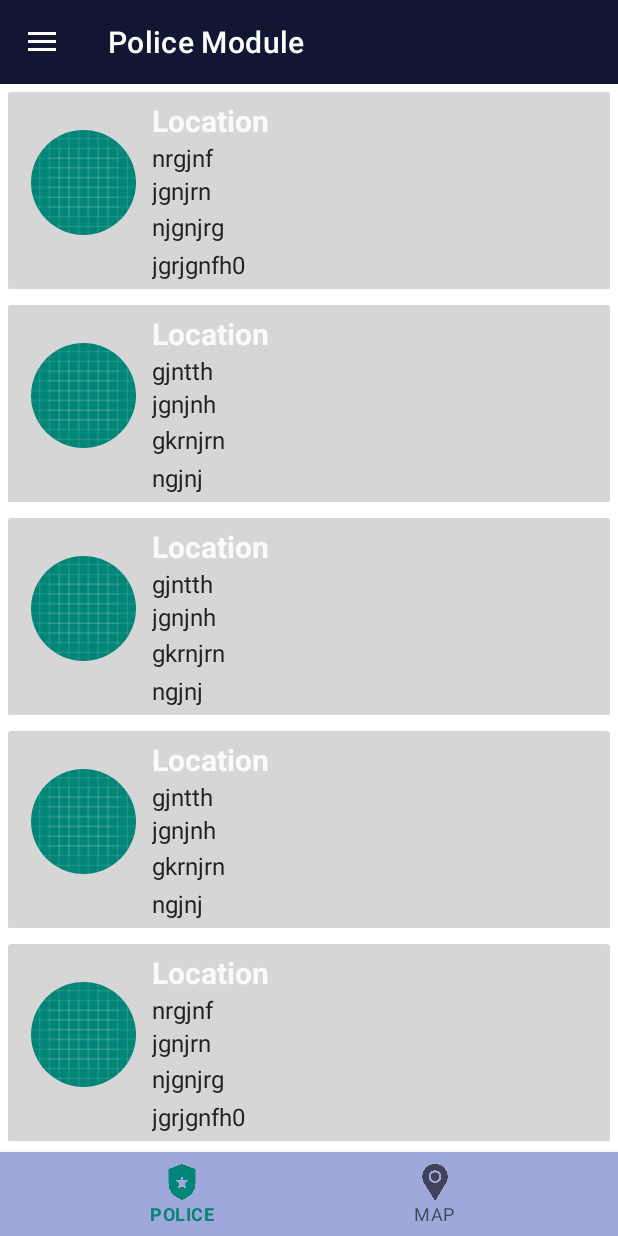
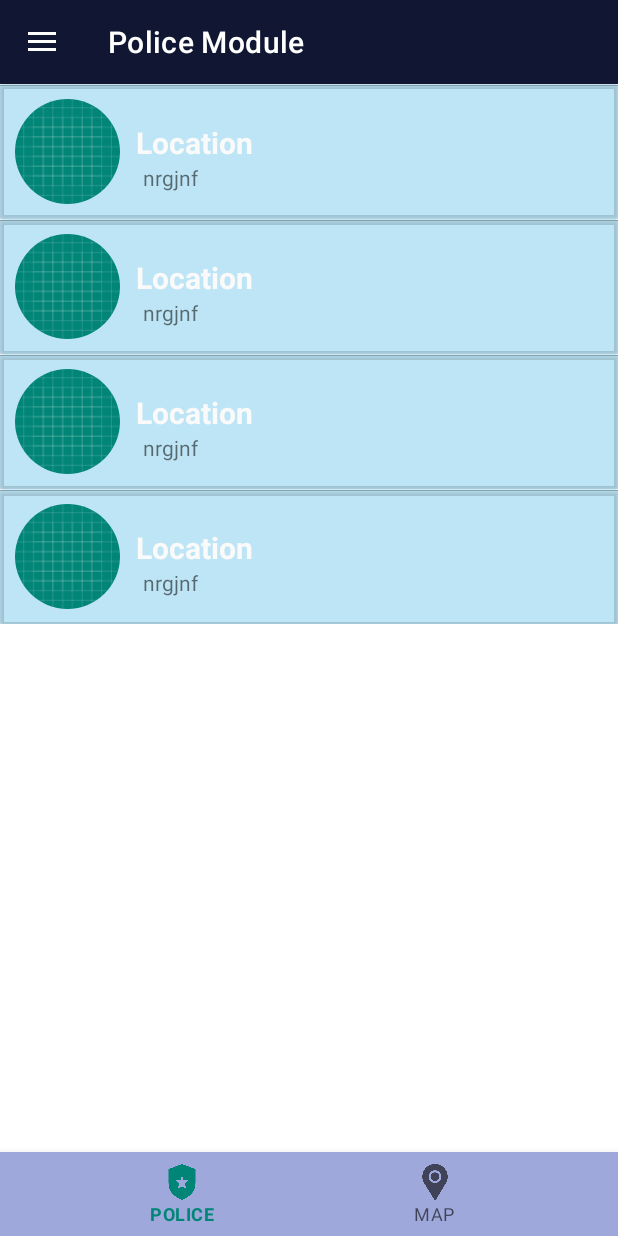
Before and after one commit to Nanduag0/Police_Module2, an Android app: the Police_fragment screen opened directly, with no data from a screen before it, on a phone screen of 412 x 824 dp. Run offline under Robolectric (Android 15) with nearby library versions, the phone set to English and light mode, and no system bars; our stand-ins replace ButterKnife, Firebase (no records; nobody signed in at launch, a user with empty details on screens opened directly); plain views replace CircularImageView.

Commit message:
minute changes in ui

```diff
--- a/app/src/main/java/com/example/policemodule/PoliceAdapter.java
+++ b/app/src/main/java/com/example/policemodule/PoliceAdapter.java
@@ -35,9 +35,6 @@ public class PoliceAdapter extends RecyclerView.Adapter<PoliceAdapter.ViewHolder
     {
         holder.stationimage.setImageResource(info.get(position).getImage());
         holder.location.setText(info.get(position).getLocation());
-        holder.policestation.setText(info.get(position).getPolicestation());
-        holder.police_address.setText(info.get(position).getAddress());
-        holder.phoneno.setText(info.get(position).getPhno());
 
 
     }
@@ -56,12 +53,7 @@ public class PoliceAdapter extends RecyclerView.Adapter<PoliceAdapter.ViewHolder
         ImageView stationimage;
         @BindView(R.id.police_frag_tv_locationplace)
         TextView location;
-        @BindView(R.id.police_frag_policestation_name)
-        TextView policestation;
-        @BindView(R.id.police_frag_police_address)
-        TextView police_address;
-        @BindView(R.id.police_frag_tv_phoneno)
-        TextView  phoneno;
+
 
         public ViewHolder(@NonNull View itemView) {
             super(itemView);
--- a/app/src/main/java/com/example/policemodule/login/LoginActivity.java
+++ b/app/src/main/java/com/example/policemodule/login/LoginActivity.java
@@ -57,31 +57,33 @@ public class LoginActivity extends AppCompatActivity {
         login.setOnClickListener(new View.OnClickListener() {
             @Override
             public void onClick(View v) {
-                String emailId = email.getText().toString();
-                String pwd = password.getText().toString();
-                if (TextUtils.isEmpty(emailId)) {
-                    Toast.makeText(LoginActivity.this, "Plese enter valid email", Toast.LENGTH_SHORT).show();
-                }
-                if (TextUtils.isEmpty(pwd)) {
-                    Toast.makeText(LoginActivity.this, "Please enter valid password", Toast.LENGTH_SHORT).show();
-                }
-                firebaseAuth.signInWithEmailAndPassword(emailId, pwd)
-                        .addOnCompleteListener(LoginActivity.this, new OnCompleteListener<AuthResult>() {
-                            @Override
-                            public void onComplete(@NonNull Task<AuthResult> task) {
-                                if (task.isSuccessful()) {
-                                    Intent intent = new Intent(LoginActivity.this, MainActivity.class);
-                                    intent.addFlags(Intent.FLAG_ACTIVITY_CLEAR_TASK | Intent.FLAG_ACTIVITY_CLEAR_TASK);
-                                    startActivity(intent);
-                                    finish();
-                                } else {
-                                    //Intent intent = new Intent(LoginActivity.this, MainActivity.class);//will be commented out
-                                   // startActivity(intent);//will be commented out
-                                    Toast.makeText(getApplicationContext(), task.getException().getMessage(), Toast.LENGTH_SHORT).show();
-                                }
-                            }
-
-                        });
+//                String emailId = email.getText().toString();
+//                String pwd = password.getText().toString();
+//                if (TextUtils.isEmpty(emailId)) {
+//                    Toast.makeText(LoginActivity.this, "Plese enter valid email", Toast.LENGTH_SHORT).show();
+//                }
+//                if (TextUtils.isEmpty(pwd)) {
+//                    Toast.makeText(LoginActivity.this, "Please enter valid password", Toast.LENGTH_SHORT).show();
+//                }
+//                firebaseAuth.signInWithEmailAndPassword(emailId, pwd)
+//                        .addOnCompleteListener(LoginActivity.this, new OnCompleteListener<AuthResult>() {
+//                            @Override
+//                            public void onComplete(@NonNull Task<AuthResult> task) {
+//                                if (task.isSuccessful()) {
+//                                    Intent intent = new Intent(LoginActivity.this, MainActivity.class);
+//                                    intent.addFlags(Intent.FLAG_ACTIVITY_CLEAR_TASK | Intent.FLAG_ACTIVITY_CLEAR_TASK);
+//                                    startActivity(intent);
+//                                    finish();
+//                                } else {
+////                                    Intent intent = new Intent(LoginActivity.this, MainActivity.class);//will be commented out
+////                                    startActivity(intent);//will be commented out
+//                                    Toast.makeText(getApplicationContext(), task.getException().getMessage(), Toast.LENGTH_SHORT).show();
+//                                }
+//                            }
+//
+//                        });
+                Intent intent = new Intent(LoginActivity.this, MainActivity.class);//will be commented out
+                startActivity(intent);//will be commented out
             }
         });
 
--- a/app/src/main/java/com/example/policemodule/police/Police_Info.java
+++ b/app/src/main/java/com/example/policemodule/police/Police_Info.java
@@ -5,14 +5,12 @@ import android.widget.ImageView;
 public class Police_Info
 {
     private int image;
-    private String location,policestation,address,phno;
+    private String location,crime;
 
-    public Police_Info(int image, String location, String policestation, String address, String phno) {
+    public Police_Info(int image, String location, String crime) {
         this.image = image;
         this.location = location;
-        this.policestation = policestation;
-        this.address = address;
-        this.phno = phno;
+        this.crime = crime;
     }
 
     public int getImage() {
@@ -31,27 +29,11 @@ public class Police_Info
         this.location = location;
     }
 
-    public String getPolicestation() {
-        return policestation;
+    public String getCrime() {
+        return crime;
     }
 
-    public void setPolicestation(String policestation) {
-        this.policestation = policestation;
-    }
-
-    public String getAddress() {
-        return address;
-    }
-
-    public void setAddress(String address) {
-        this.address = address;
-    }
-
-    public String getPhno() {
-        return phno;
-    }
-
-    public void setPhno(String phno) {
-        this.phno = phno;
+    public void setCrime(String crime) {
+        this.crime = crime;
     }
 }
--- a/app/src/main/java/com/example/policemodule/police/Police_fragment.java
+++ b/app/src/main/java/com/example/policemodule/police/Police_fragment.java
@@ -5,6 +5,7 @@ import android.os.Bundle;
 import android.view.LayoutInflater;
 import android.view.View;
 import android.view.ViewGroup;
+import android.widget.TextView;
 
 import androidx.annotation.NonNull;
 import androidx.annotation.Nullable;
@@ -14,6 +15,8 @@ import androidx.recyclerview.widget.RecyclerView;
 
 import com.example.policemodule.PoliceAdapter;
 import com.example.policemodule.R;
+import com.google.firebase.auth.FirebaseUser;
+import com.google.firebase.database.DatabaseReference;
 
 import java.util.ArrayList;
 
@@ -31,21 +34,17 @@ public class Police_fragment extends Fragment
     RecyclerView.LayoutManager layoutManager;
 
 
+
     @Nullable
     @Override
     public View onCreateView(@NonNull LayoutInflater inflater, @Nullable ViewGroup container, @Nullable Bundle savedInstanceState) {
         View parent=inflater.inflate(R.layout.police_fragment,container,false);
         ButterKnife.bind(this,parent);
         infos=new ArrayList<>();
-        infos.add(new Police_Info(R.drawable.ic_launcher_background,"nrgjnf","jgnjrn","njgnjrg","jgrjgnfh0"));
-        infos.add(new Police_Info(R.drawable.ic_launcher_background,"gjntth","jgnjnh","gkrnjrn","ngjnj"));
-        infos.add(new Police_Info(R.drawable.ic_launcher_background,"gjntth","jgnjnh","gkrnjrn","ngjnj"));
-        infos.add(new Police_Info(R.drawable.ic_launcher_background,"gjntth","jgnjnh","gkrnjrn","ngjnj"));
-        infos.add(new Police_Info(R.drawable.ic_launcher_background,"nrgjnf","jgnjrn","njgnjrg","jgrjgnfh0"));
-        infos.add(new Police_Info(R.drawable.ic_launcher_background,"gjntth","jgnjnh","gkrnjrn","ngjnj"));
-        infos.add(new Police_Info(R.drawable.ic_launcher_background,"gjntth","jgnjnh","gkrnjrn","ngjnj"));
-        infos.add(new Police_Info(R.drawable.ic_launcher_background,"gjntth","jgnjnh","gkrnjrn","ngjnj"));
-
+        infos.add(new Police_Info(R.drawable.ic_launcher_background,"nrgjnf","jgnjrn"));
+        infos.add(new Police_Info(R.drawable.ic_launcher_background,"nrgjnf","jgnjrn"));
+        infos.add(new Police_Info(R.drawable.ic_launcher_background,"nrgjnf","jgnjrn"));
+        infos.add(new Police_Info(R.drawable.ic_launcher_background,"nrgjnf","jgnjrn"));
 
         initrecycleadapter(getContext());
         return  parent;
--- a/app/src/main/res/layout/fragment_profile.xml
+++ b/app/src/main/res/layout/fragment_profile.xml
@@ -30,7 +30,7 @@
             />
         <TextView
             android:layout_width="match_parent"
-            android:id="@+id/tv_profile"
+            android:id="@+id/tv_profile_username"
             android:layout_height="50dp"
             android:text="Trishna"
             android:textColor="@color/md_black_1000"
--- a/app/src/main/res/layout/police_fragment_list_item.xml
+++ b/app/src/main/res/layout/police_fragment_list_item.xml
@@ -2,35 +2,31 @@
 <RelativeLayout xmlns:android="http://schemas.android.com/apk/res/android"
     xmlns:app="http://schemas.android.com/apk/res-auto"
     android:layout_width="match_parent"
-    android:layout_height="wrap_content"
+    android:layout_height="90dp"
     android:orientation="vertical"
-    android:padding="5dp">
+    android:background="@drawable/border">
 
     <androidx.cardview.widget.CardView
         android:layout_width="match_parent"
-        android:layout_height="wrap_content"
-        app:cardBackgroundColor="@color/md_blue_grey_600_opaq">
+        android:layout_height="match_parent"
+        app:cardBackgroundColor="@color/md_blue_grey_700_opac"
+        >
 
-        <LinearLayout
+        <RelativeLayout
             android:layout_width="match_parent"
-            android:layout_height="wrap_content"
+            android:layout_height="match_parent"
             android:orientation="horizontal">
 
             <com.mikhaellopez.circularimageview.CircularImageView
                 android:id="@+id/police_frag_tv_stationimage"
                 android:layout_width="70dp"
                 android:layout_height="70dp"
-                android:layout_marginLeft="15dp"
-                android:layout_marginTop="25dp"
-                android:layout_marginBottom="10dp" />
+               android:src="@drawable/nitshacks"
+               android:layout_centerInParent="true"
+                android:layout_alignParentLeft="true"
+                android:layout_marginLeft="10dp"
+                android:layout_marginRight="5dp"/>
 
-            <LinearLayout
-                android:layout_width="match_parent"
-                android:layout_height="wrap_content"
-                android:gravity="center"
-                android:orientation="vertical"
-                android:padding="5dp"
-                android:layout_marginLeft="5dp">
 
                 <TextView
                     android:layout_width="match_parent"
@@ -38,48 +34,27 @@
                     android:text="Location "
                     android:textColor="@color/md_grey_50"
                     android:textSize="20sp"
-                    android:textStyle="bold" />
-
-                <TextView
-                    android:id="@+id/police_frag_tv_locationplace"
-                    android:layout_width="match_parent"
-                    android:layout_height="wrap_content"
-                    android:text="Location place"
-                    android:textColor="@color/md_grey_900"
-                    android:textSize="16dp"
-
-                    />
+                    android:id="@+id/location_tv_police"
+                    android:textStyle="bold"
+android:layout_marginLeft="5dp"
+                    android:layout_marginTop="25dp"
+                    android:layout_toRightOf="@+id/police_frag_tv_stationimage"/>
 
 
-                <TextView
-                    android:id="@+id/police_frag_policestation_name"
-                    android:layout_width="match_parent"
-                    android:layout_height="wrap_content"
-                    android:text="Police Station"
-                    android:textColor="@color/md_grey_900"
-                    android:textSize="16dp" />
 
-                <TextView
-                    android:id="@+id/police_frag_police_address"
-                    android:layout_width="match_parent"
-                    android:layout_height="wrap_content"
-                    android:layout_marginTop="2dp"
-                    android:text="Address will be stored here"
-                    android:textColor="@color/md_grey_900"
-                    android:textSize="16dp" />
 
-                <TextView
-                    android:id="@+id/police_frag_tv_phoneno"
-                    android:layout_width="match_parent"
-                    android:layout_height="wrap_content"
-                    android:layout_marginTop="3dp"
-                    android:text="Phone no"
-                    android:textColor="@color/md_grey_900"
-                    android:textSize="16dp" />
+         <TextView
+             android:layout_width="wrap_content"
+             android:layout_height="wrap_content"
 
-            </LinearLayout>
+             android:id="@+id/police_frag_tv_locationplace"
+             android:text="crime"
+             android:layout_below="@id/location_tv_police"
+             android:layout_toRightOf="@id/police_frag_tv_stationimage"
+             android:layout_marginLeft="10dp"/>
 
-        </LinearLayout>
+
+        </RelativeLayout>
 
     </androidx.cardview.widget.CardView>
 
```
Also changed, not shown: 1 other file.
